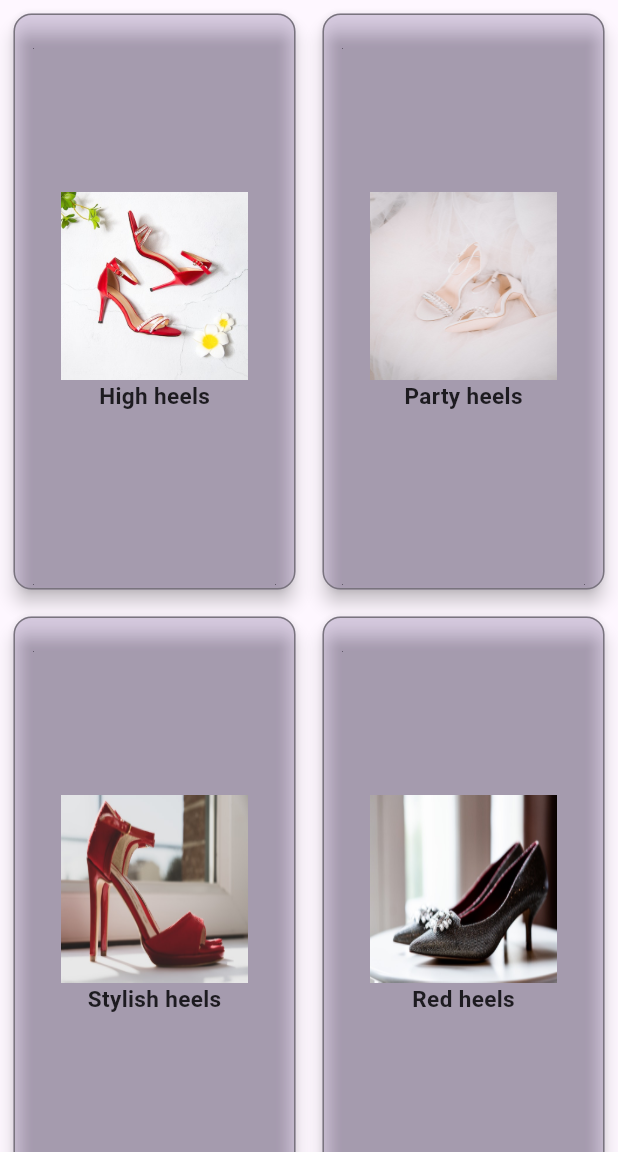
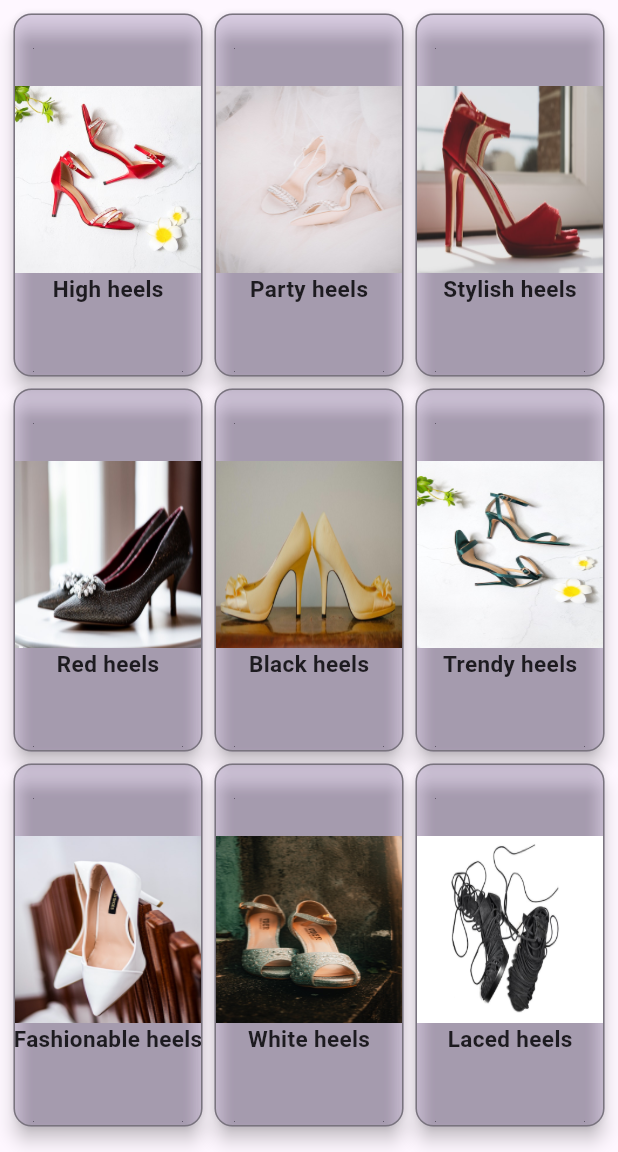
Before and after one commit to Dhannesh/app_gridview, a Flutter app: the screen it shows after launch, on a phone screen of 412 x 824 dp, the part 84-1236 px from its top. Run offline on Flutter 3.47's test engine with Material 3 defaults, Android fonts, the phone set to English and light mode, and no system bars.

Commit message:
add another grid delegate

```diff
--- a/lib/views/products.dart
+++ b/lib/views/products.dart
@@ -9,13 +9,11 @@ class ProductsView extends StatelessWidget {
   @override
   Widget build(BuildContext context) {
     return GridView(
-      gridDelegate: const SliverGridDelegateWithFixedCrossAxisCount(
-      crossAxisCount: 2,
-      crossAxisSpacing: 10,
-      mainAxisSpacing: 10,
-      childAspectRatio: 0.5,
-        // mainAxisExtent: 300,
+      gridDelegate: const SliverGridDelegateWithMaxCrossAxisExtent(
+      maxCrossAxisExtent: 150,
+        mainAxisExtent: 250
       ),
+      physics: const BouncingScrollPhysics(),
       padding: const EdgeInsets.all(5.0),
       children: List.generate(
         products.length,
```
Also changed, not shown: 1 other file.
